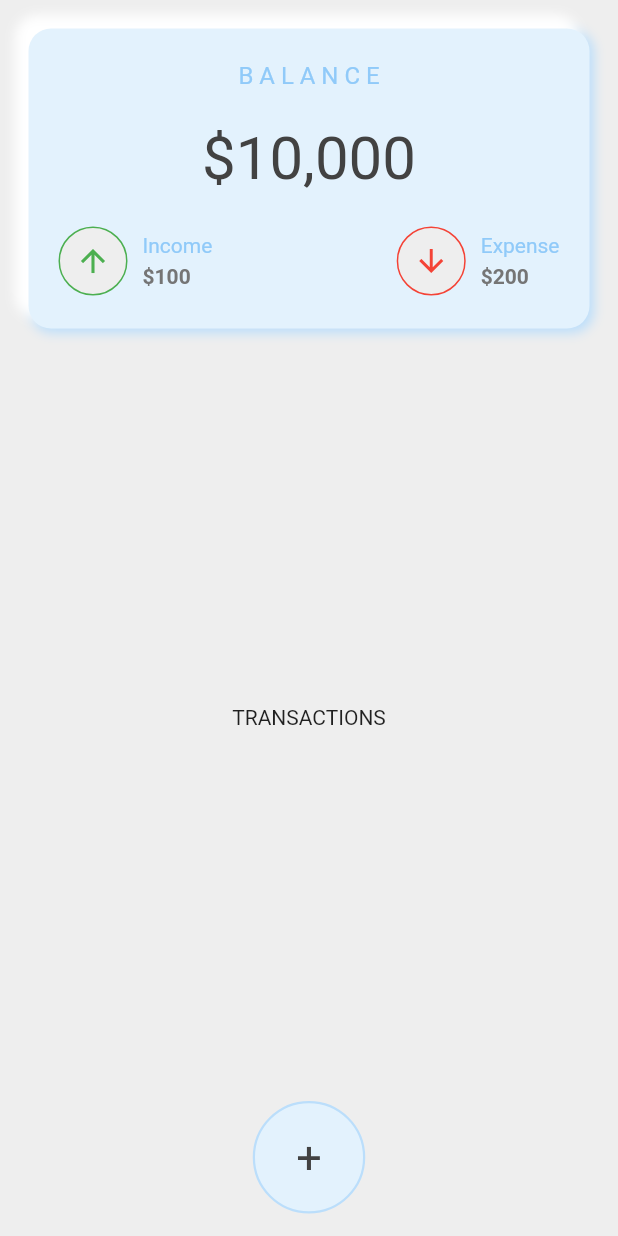
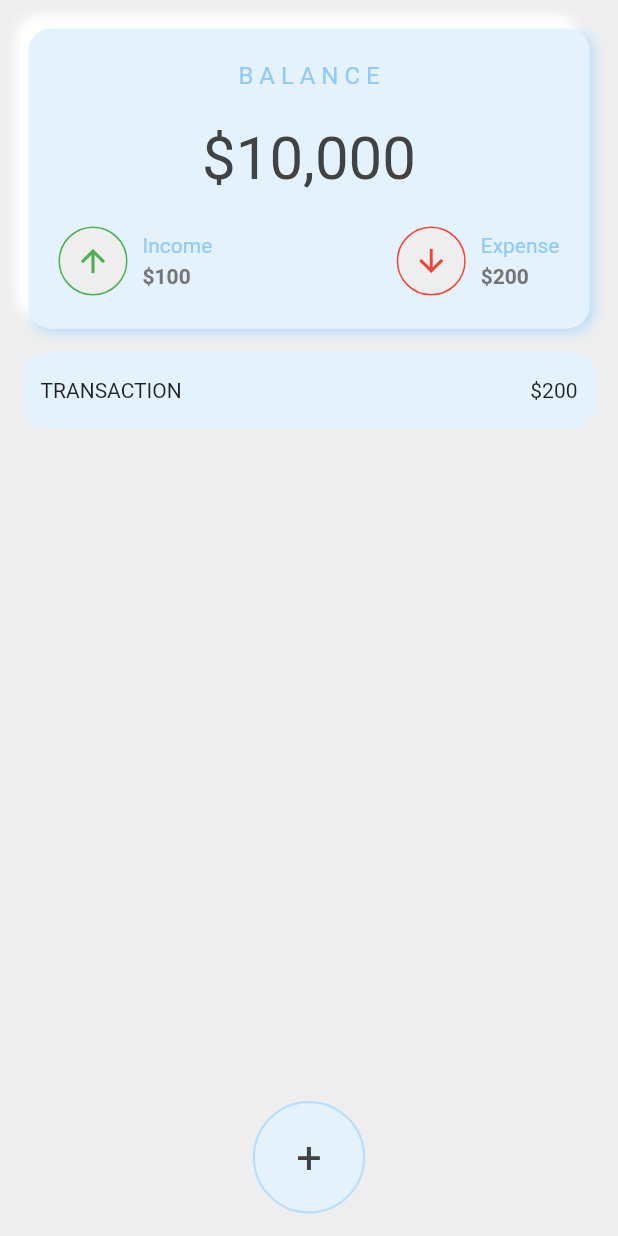
Before and after one commit to Varun9729/expense_tracker, a Flutter app: the screen it shows after launch, on a phone screen of 412 x 824 dp. Run offline on Flutter 3.47's test engine with Material 2 defaults, Android fonts, the phone set to English and light mode, and no system bars; missing offline and left inert: gsheets; key blocks and very long unbroken strings in the code were emptied for the run.

Commit message:
structuring transactions

```diff
--- a/lib/home_page.dart
+++ b/lib/home_page.dart
@@ -1,5 +1,6 @@
 import 'package:expense_tracker/button.dart';
 import 'package:expense_tracker/top_card.dart';
+import 'package:expense_tracker/transaction.dart';
 import 'package:flutter/material.dart';
 
 class HomePage extends StatefulWidget {
@@ -24,10 +25,15 @@ class _HomePageState extends State<HomePage> {
                   income: '100',
                   expense: '200',
                 ),
+                SizedBox(
+                  height: 12,
+                ),
                 Expanded(
                   child: Container(
-                    // color: Colors.red,
-                    child: Center(child: Text('TRANSACTIONS')),
+                    child: Center(
+                        child: Column(
+                      children: [MyTransaction()],
+                    )),
                   ),
                 ),
                 PlusButton(),
--- /dev/null
+++ b/lib/transaction.dart
@@ -0,0 +1,22 @@
+import 'package:flutter/material.dart';
+
+class MyTransaction extends StatelessWidget {
+  const MyTransaction({Key? key}) : super(key: key);
+
+  @override
+  Widget build(BuildContext context) {
+    return ClipRRect(
+      borderRadius: BorderRadius.circular(15),
+      child: Container(
+        padding: EdgeInsets.only(left: 12, right: 12),
+        color: Color(0xffe3f2fd),
+        height: 50,
+        child: Center(
+            child: Row(
+          mainAxisAlignment: MainAxisAlignment.spaceBetween,
+          children: [Text('TRANSACTION'), Text('\$200')],
+        )),
+      ),
+    );
+  }
+}
```
